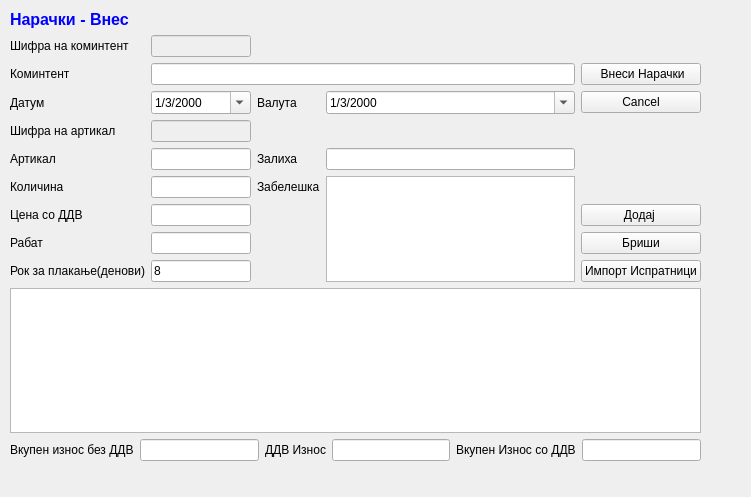
Qt form sterna/Naracki/narackivnes.ui (srgank/sterna_x) before a commit.
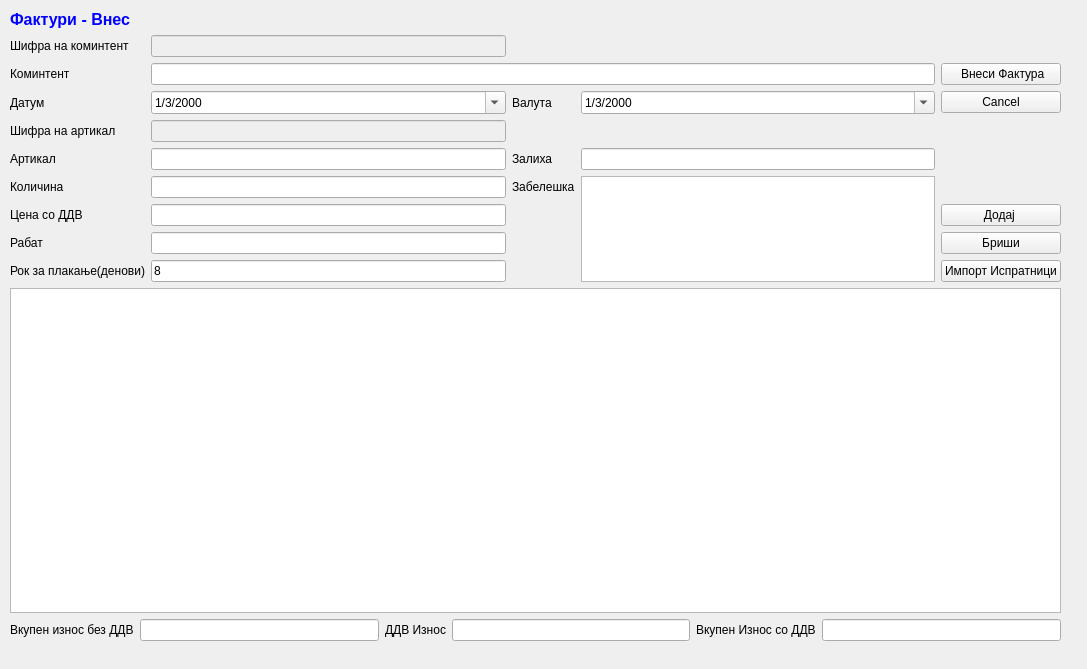
The same form after that commit. Icons and pictures are not drawn.

Patch:
```diff
--- a/sterna/Naracki/narackivnes.ui
+++ b/sterna/Naracki/narackivnes.ui
@@ -6,8 +6,8 @@
    <rect>
     <x>0</x>
     <y>0</y>
-    <width>751</width>
-    <height>497</height>
+    <width>1087</width>
+    <height>669</height>
    </rect>
   </property>
   <property name="windowTitle">
@@ -18,8 +18,8 @@
     <rect>
      <x>10</x>
      <y>10</y>
-     <width>691</width>
-     <height>451</height>
+     <width>1051</width>
+     <height>631</height>
     </rect>
    </property>
    <layout class="QGridLayout" name="gridLayout">
@@ -37,83 +37,6 @@
       </property>
      </widget>
     </item>
-    <item row="10" column="4">
-     <widget class="QPushButton" name="pushButtonA">
-      <property name="enabled">
-       <bool>true</bool>
-      </property>
-      <property name="text">
-       <string>Импорт Испратници</string>
-      </property>
-     </widget>
-    </item>
-    <item row="4" column="2">
-     <widget class="QLabel" name="label_11">
-      <property name="text">
-       <string>Валута</string>
-      </property>
-     </widget>
-    </item>
-    <item row="9" column="1">
-     <widget class="QLineEdit" name="lineEdit_6"/>
-    </item>
-    <item row="0" column="0" colspan="2">
-     <widget class="QLabel" name="label_4">
-      <property name="text">
-       <string>&lt;!DOCTYPE HTML PUBLIC &quot;-//W3C//DTD HTML 4.0//EN&quot; &quot;http://www.w3.org/TR/REC-html40/strict.dtd&quot;&gt;
-&lt;html&gt;&lt;head&gt;&lt;meta name=&quot;qrichtext&quot; content=&quot;1&quot; /&gt;&lt;style type=&quot;text/css&quot;&gt;
-p, li { white-space: pre-wrap; }
-&lt;/style&gt;&lt;/head&gt;&lt;body style=&quot; font-family:'Sans Serif'; font-size:10pt; font-weight:400; font-style:normal;&quot;&gt;
-&lt;p style=&quot; margin-top:0px; margin-bottom:0px; margin-left:0px; margin-right:0px; -qt-block-indent:0; text-indent:0px;&quot;&gt;&lt;span style=&quot; font-family:'MS Shell Dlg 2'; font-size:12pt; font-weight:600; color:#0000ff;&quot;&gt;Нарачки&lt;/span&gt;&lt;span style=&quot; font-family:'MS Shell Dlg 2'; font-size:12pt; font-weight:600; color:#0000ff;&quot;&gt; - Внес&lt;/span&gt;&lt;/p&gt;&lt;/body&gt;&lt;/html&gt;</string>
-      </property>
-     </widget>
-    </item>
-    <item row="3" column="4">
-     <widget class="QPushButton" name="pushButton_4">
-      <property name="text">
-       <string> Внеси Нарачки</string>
-      </property>
-      <property name="icon">
-       <iconset>
-        <normaloff>../../../Brisi/sterna/Resources/key_f9.png</normaloff>../../../Brisi/sterna/Resources/key_f9.png</iconset>
-      </property>
-     </widget>
-    </item>
-    <item row="4" column="0">
-     <widget class="QLabel" name="label_2">
-      <property name="text">
-       <string>Датум</string>
-      </property>
-     </widget>
-    </item>
-    <item row="4" column="4">
-     <widget class="QPushButton" name="pushButton_5">
-      <property name="text">
-       <string>Cancel</string>
-      </property>
-     </widget>
-    </item>
-    <item row="6" column="0">
-     <widget class="QLabel" name="label_3">
-      <property name="text">
-       <string>Артикал</string>
-      </property>
-     </widget>
-    </item>
-    <item row="9" column="0">
-     <widget class="QLabel" name="label_8">
-      <property name="text">
-       <string>Рабат</string>
-      </property>
-     </widget>
-    </item>
-    <item row="9" column="4">
-     <widget class="QPushButton" name="pushButton_6">
-      <property name="text">
-       <string>Бриши</string>
-      </property>
-     </widget>
-    </item>
     <item row="11" column="0" colspan="5">
      <widget class="QTableView" name="tableView"/>
     </item>
@@ -191,6 +114,9 @@
       </property>
      </widget>
     </item>
+    <item row="7" column="3" rowspan="4">
+     <widget class="QTextEdit" name="zabeleska"/>
+    </item>
     <item row="6" column="2">
      <widget class="QLabel" name="label_7">
       <property name="text">
@@ -198,18 +124,15 @@
       </property>
      </widget>
     </item>
-    <item row="6" column="3">
-     <widget class="QLineEdit" name="lineEdit_5">
-      <property name="readOnly">
-       <bool>true</bool>
-      </property>
-     </widget>
-    </item>
-    <item row="7" column="3" rowspan="4">
-     <widget class="QTextEdit" name="textEdit"/>
-    </item>
     <item row="8" column="1">
-     <widget class="QLineEdit" name="lineEdit_3"/>
+     <widget class="QLineEdit" name="cena_so_ddv"/>
+    </item>
+    <item row="6" column="3">
+     <widget class="QLineEdit" name="zaliha">
+      <property name="readOnly">
+       <bool>true</bool>
+      </property>
+     </widget>
     </item>
     <item row="7" column="1">
      <widget class="QLineEdit" name="lineEdit_4"/>
@@ -286,6 +209,49 @@
       <property name="enabled">
        <bool>false</bool>
       </property>
+      <property name="palette">
+       <palette>
+        <active>
+         <colorrole role="Text">
+          <brush brushstyle="SolidPattern">
+           <color alpha="255">
+            <red>0</red>
+            <green>0</green>
+            <blue>0</blue>
+           </color>
+          </brush>
+         </colorrole>
+        </active>
+        <inactive>
+         <colorrole role="Text">
+          <brush brushstyle="SolidPattern">
+           <color alpha="255">
+            <red>0</red>
+            <green>0</green>
+            <blue>0</blue>
+           </color>
+          </brush>
+         </colorrole>
+        </inactive>
+        <disabled>
+         <colorrole role="Text">
+          <brush brushstyle="SolidPattern">
+           <color alpha="255">
+            <red>0</red>
+            <green>0</green>
+            <blue>255</blue>
+           </color>
+          </brush>
+         </colorrole>
+        </disabled>
+       </palette>
+      </property>
+      <property name="styleSheet">
+       <string notr="true"/>
+      </property>
+      <property name="text">
+       <string/>
+      </property>
      </widget>
     </item>
     <item row="2" column="0">
@@ -295,6 +261,53 @@
       </property>
      </widget>
     </item>
+    <item row="5" column="1">
+     <widget class="QLineEdit" name="sifra_artikal">
+      <property name="enabled">
+       <bool>false</bool>
+      </property>
+      <property name="palette">
+       <palette>
+        <active>
+         <colorrole role="Text">
+          <brush brushstyle="SolidPattern">
+           <color alpha="255">
+            <red>0</red>
+            <green>0</green>
+            <blue>0</blue>
+           </color>
+          </brush>
+         </colorrole>
+        </active>
+        <inactive>
+         <colorrole role="Text">
+          <brush brushstyle="SolidPattern">
+           <color alpha="255">
+            <red>0</red>
+            <green>0</green>
+            <blue>0</blue>
+           </color>
+          </brush>
+         </colorrole>
+        </inactive>
+        <disabled>
+         <colorrole role="Text">
+          <brush brushstyle="SolidPattern">
+           <color alpha="255">
+            <red>0</red>
+            <green>0</green>
+            <blue>255</blue>
+           </color>
+          </brush>
+         </colorrole>
+        </disabled>
+       </palette>
+      </property>
+      <property name="styleSheet">
+       <string notr="true"/>
+      </property>
+     </widget>
+    </item>
     <item row="5" column="0">
      <widget class="QLabel" name="label_16">
       <property name="text">
@@ -302,10 +315,80 @@
       </property>
      </widget>
     </item>
-    <item row="5" column="1">
-     <widget class="QLineEdit" name="lineEdit_12">
+    <item row="9" column="1">
+     <widget class="QLineEdit" name="rabat"/>
+    </item>
+    <item row="4" column="2">
+     <widget class="QLabel" name="label_11">
+      <property name="text">
+       <string>Валута</string>
+      </property>
+     </widget>
+    </item>
+    <item row="0" column="0" colspan="2">
+     <widget class="QLabel" name="label_4">
+      <property name="text">
+       <string>&lt;!DOCTYPE HTML PUBLIC &quot;-//W3C//DTD HTML 4.0//EN&quot; &quot;http://www.w3.org/TR/REC-html40/strict.dtd&quot;&gt;
+&lt;html&gt;&lt;head&gt;&lt;meta name=&quot;qrichtext&quot; content=&quot;1&quot; /&gt;&lt;style type=&quot;text/css&quot;&gt;
+p, li { white-space: pre-wrap; }
+&lt;/style&gt;&lt;/head&gt;&lt;body style=&quot; font-family:'MS Shell Dlg 2'; font-size:10pt; font-weight:400; font-style:normal;&quot;&gt;
+&lt;p style=&quot; margin-top:0px; margin-bottom:0px; margin-left:0px; margin-right:0px; -qt-block-indent:0; text-indent:0px;&quot;&gt;&lt;span style=&quot; font-size:12pt; font-weight:600; color:#0000ff;&quot;&gt;Фактури - Внес&lt;/span&gt;&lt;/p&gt;&lt;/body&gt;&lt;/html&gt;</string>
+      </property>
+     </widget>
+    </item>
+    <item row="3" column="4">
+     <widget class="QPushButton" name="pushButton_4">
+      <property name="text">
+       <string> Внеси Фактура</string>
+      </property>
+      <property name="icon">
+       <iconset>
+        <normaloff>../../../Brisi/sterna/Resources/key_f9.png</normaloff>../../../Brisi/sterna/Resources/key_f9.png</iconset>
+      </property>
+     </widget>
+    </item>
+    <item row="10" column="4">
+     <widget class="QPushButton" name="pushButtonA">
       <property name="enabled">
-       <bool>false</bool>
+       <bool>true</bool>
+      </property>
+      <property name="text">
+       <string>Импорт Испратници</string>
+      </property>
+     </widget>
+    </item>
+    <item row="4" column="0">
+     <widget class="QLabel" name="label_2">
+      <property name="text">
+       <string>Датум</string>
+      </property>
+     </widget>
+    </item>
+    <item row="4" column="4">
+     <widget class="QPushButton" name="pushButton_5">
+      <property name="text">
+       <string>Cancel</string>
+      </property>
+     </widget>
+    </item>
+    <item row="6" column="0">
+     <widget class="QLabel" name="label_3">
+      <property name="text">
+       <string>Артикал</string>
+      </property>
+     </widget>
+    </item>
+    <item row="9" column="0">
+     <widget class="QLabel" name="label_8">
+      <property name="text">
+       <string>Рабат</string>
+      </property>
+     </widget>
+    </item>
+    <item row="9" column="4">
+     <widget class="QPushButton" name="pushButton_6">
+      <property name="text">
+       <string>Бриши</string>
       </property>
      </widget>
     </item>
```
Left out of the diff: 52 changed lines with no effect on the pictures.
